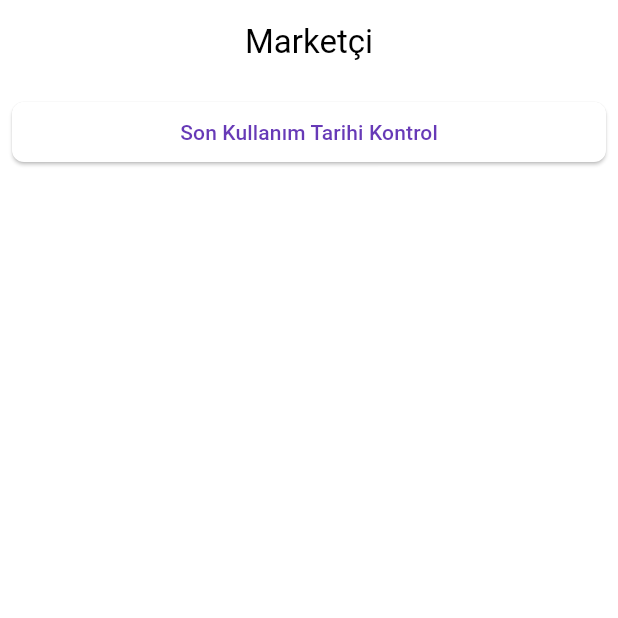
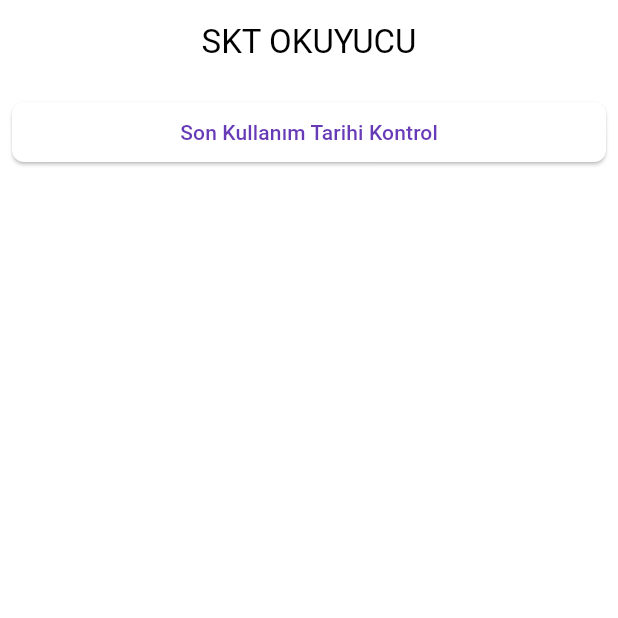
Before and after one commit to alimuratkalayci/expiry_date_checker_last, a Flutter app: the screen it shows after launch, on a phone screen of 412 x 824 dp, the top half of it. Run offline on Flutter 3.47's test engine with Material 3 defaults, Android fonts, the phone set to English and light mode, and no system bars; our stand-ins replace camera; missing offline and left inert: mobile_scanner.

Commit message:
some improvements have been made.

```diff
--- a/lib/screens/home_page.dart
+++ b/lib/screens/home_page.dart
@@ -9,7 +9,7 @@ class HomePage extends StatelessWidget {
   Widget build(BuildContext context) {
     return Scaffold(
       appBar: AppBar(
-        title: Center(child: const Text('Marketçi')),
+        title: const Center(child: Text('SKT OKUYUCU')),
       ),
       body: Column(
         children: [
@@ -23,13 +23,14 @@ class HomePage extends StatelessWidget {
                       Navigator.push(
                         context,
                         MaterialPageRoute(
-                            builder: (context) => ExpiryDateCheckerPage()),
+                            builder: (context) =>
+                                const ExpiryDateCheckerPage()),
                       );
                     },
-                    child: Text('Son Kullanım Tarihi Kontrol'),
                     style: ElevatedButton.styleFrom(
                         shape: RoundedRectangleBorder(
                             borderRadius: BorderRadius.circular(8))),
+                    child: const Text('Son Kullanım Tarihi Kontrol'),
                   ),
                 ),
               ],
```
Also changed, not shown: lib/screens/expiry_date_checker_page.dart (+7 -12 lines).
